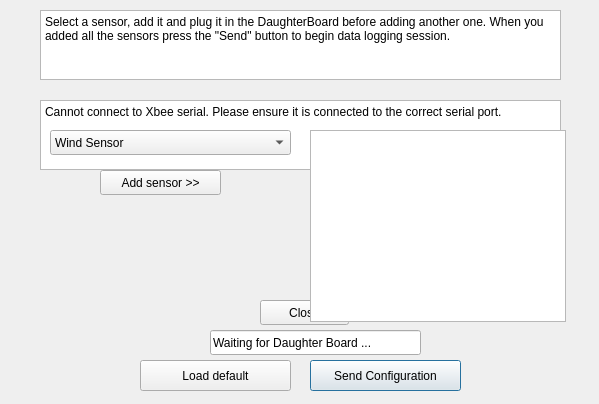
dhollenbeck1/DaughterBoard_PayloadGCS, file QtPayloadGCS/configwindow.ui: the form before one commit.
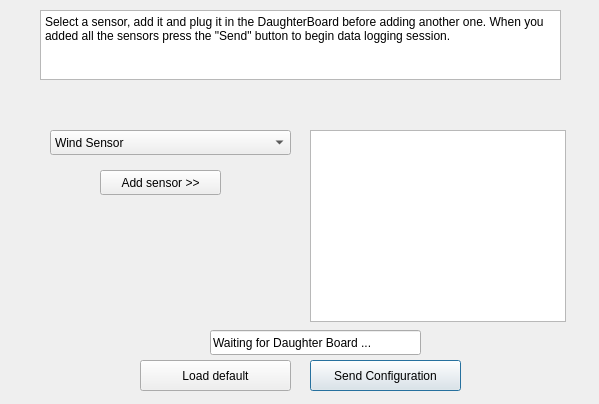
The form after the commit.

```diff
--- a/QtPayloadGCS/configwindow.ui
+++ b/QtPayloadGCS/configwindow.ui
@@ -55,32 +55,6 @@
     <string>Waiting for Daughter Board ...</string>
    </property>
   </widget>
-  <widget class="QPlainTextEdit" name="errorText">
-   <property name="geometry">
-    <rect>
-     <x>40</x>
-     <y>100</y>
-     <width>521</width>
-     <height>70</height>
-    </rect>
-   </property>
-   <property name="plainText">
-    <string>Cannot connect to Xbee serial. Please ensure it is connected to the correct serial port. </string>
-   </property>
-  </widget>
-  <widget class="QPushButton" name="closeButton">
-   <property name="geometry">
-    <rect>
-     <x>260</x>
-     <y>300</y>
-     <width>89</width>
-     <height>25</height>
-    </rect>
-   </property>
-   <property name="text">
-    <string>Close</string>
-   </property>
-  </widget>
   <widget class="QPushButton" name="loadDefaultButton">
    <property name="geometry">
     <rect>
```
Left out of the diff: 9 changed lines with no effect on the pictures.
